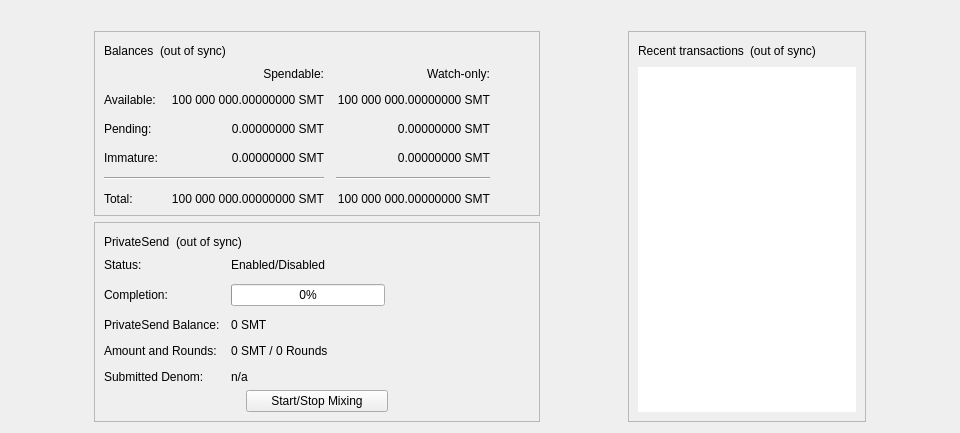
Qt form src/qt/forms/overviewpage.ui (Korsh-Dev/Korsh-Code-Mainnet) before a commit.
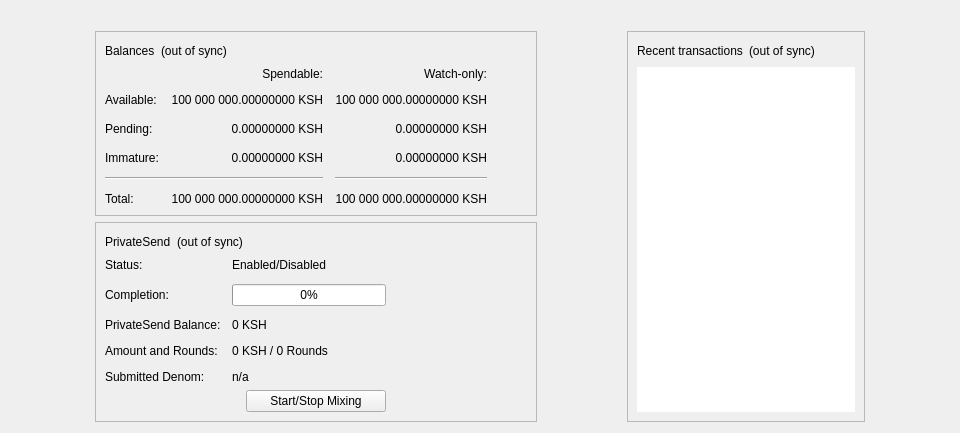
The same form after that commit. Custom widgets are drawn as their Qt base class.

What changed in the file:
```diff
--- a/src/qt/forms/overviewpage.ui
+++ b/src/qt/forms/overviewpage.ui
@@ -116,7 +116,7 @@
                <string>Unconfirmed transactions to watch-only addresses</string>
               </property>
               <property name="text">
-               <string notr="true">0.00000000 SMT</string>
+               <string notr="true">0.00000000 KSH</string>
               </property>
               <property name="alignment">
                <set>Qt::AlignRight|Qt::AlignTrailing|Qt::AlignVCenter</set>
@@ -135,7 +135,7 @@
                <string>Total of transactions that have yet to be confirmed, and do not yet count toward the spendable balance</string>
               </property>
               <property name="text">
-               <string notr="true">0.00000000 SMT</string>
+               <string notr="true">0.00000000 KSH</string>
               </property>
               <property name="alignment">
                <set>Qt::AlignRight|Qt::AlignTrailing|Qt::AlignVCenter</set>
@@ -154,7 +154,7 @@
                <string>Mined balance in watch-only addresses that has not yet matured</string>
               </property>
               <property name="text">
-               <string notr="true">0.00000000 SMT</string>
+               <string notr="true">0.00000000 KSH</string>
               </property>
               <property name="alignment">
                <set>Qt::AlignRight|Qt::AlignTrailing|Qt::AlignVCenter</set>
@@ -206,7 +206,7 @@
                <string>Mined balance that has not yet matured</string>
               </property>
               <property name="text">
-               <string notr="true">0.00000000 SMT</string>
+               <string notr="true">0.00000000 KSH</string>
               </property>
               <property name="alignment">
                <set>Qt::AlignRight|Qt::AlignTrailing|Qt::AlignVCenter</set>
@@ -245,7 +245,7 @@
                <string>Your current total balance</string>
               </property>
               <property name="text">
-               <string notr="true">100 000 000.00000000 SMT</string>
+               <string notr="true">100 000 000.00000000 KSH</string>
               </property>
               <property name="alignment">
                <set>Qt::AlignRight|Qt::AlignTrailing|Qt::AlignVCenter</set>
@@ -264,7 +264,7 @@
                <string>Current total balance in watch-only addresses</string>
               </property>
               <property name="text">
-               <string notr="true">100 000 000.00000000 SMT</string>
+               <string notr="true">100 000 000.00000000 KSH</string>
               </property>
               <property name="alignment">
                <set>Qt::AlignRight|Qt::AlignTrailing|Qt::AlignVCenter</set>
@@ -300,7 +300,7 @@
                <string>Your current spendable balance</string>
               </property>
               <property name="text">
-               <string notr="true">100 000 000.00000000 SMT</string>
+               <string notr="true">100 000 000.00000000 KSH</string>
               </property>
               <property name="alignment">
                <set>Qt::AlignRight|Qt::AlignTrailing|Qt::AlignVCenter</set>
@@ -319,7 +319,7 @@
                <string>Your current balance in watch-only addresses</string>
               </property>
               <property name="text">
-               <string notr="true">100 000 000.00000000 SMT</string>
+               <string notr="true">100 000 000.00000000 KSH</string>
               </property>
               <property name="alignment">
                <set>Qt::AlignRight|Qt::AlignTrailing|Qt::AlignVCenter</set>
@@ -455,7 +455,7 @@
             <item row="2" column="1">
              <widget class="QLabel" name="labelAnonymized">
               <property name="text">
-               <string notr="true">0 SMT</string>
+               <string notr="true">0 KSH</string>
               </property>
              </widget>
             </item>
@@ -469,7 +469,7 @@
             <item row="3" column="1">
              <widget class="QLabel" name="labelAmountRounds">
               <property name="text">
-               <string>0 SMT / 0 Rounds</string>
+               <string>0 KSH / 0 Rounds</string>
               </property>
              </widget>
             </item>
```
Left out of the diff: 6 changed lines with no effect on the pictures.
